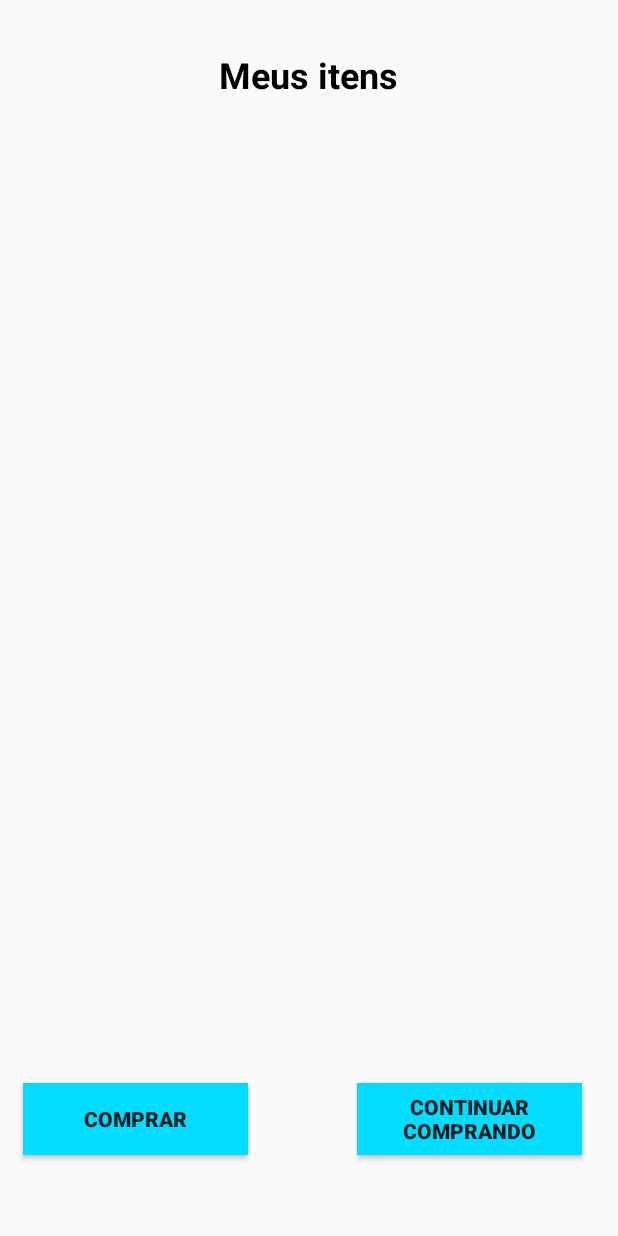
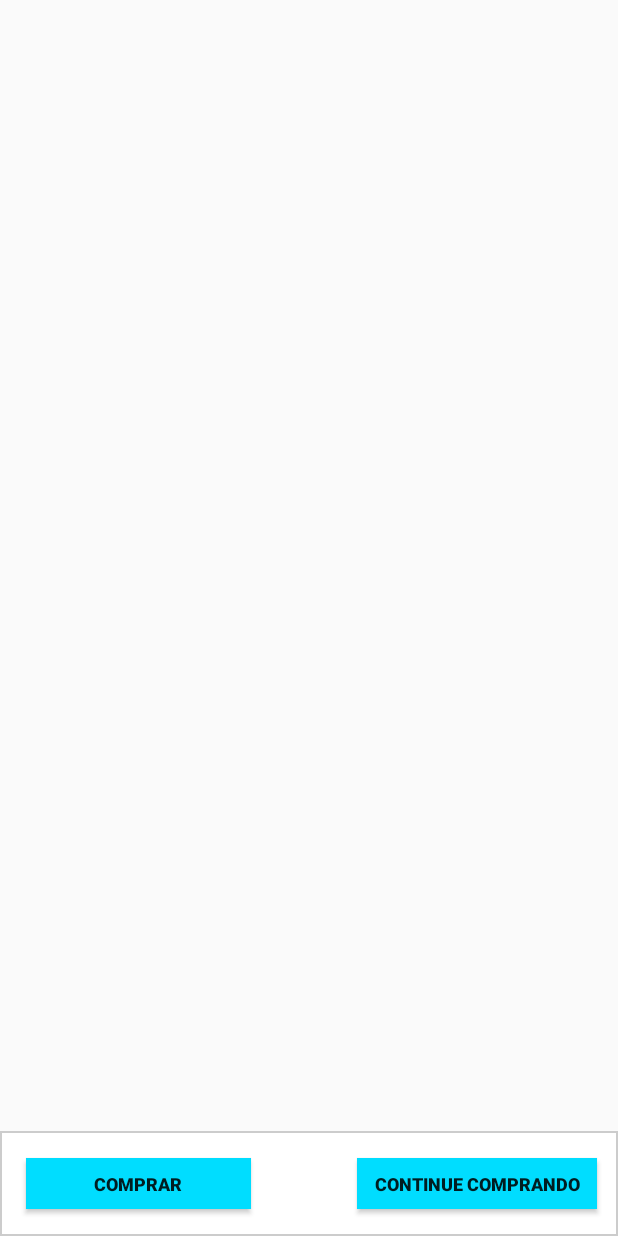
Before and after one commit to URWay/Gandalf-App, an Android app: the Carrinho screen opened directly, with no data from a screen before it, on a phone screen of 412 x 824 dp. Run offline under Robolectric (Android 15) with nearby library versions, the phone set to English and light mode, and no system bars.

Commit message:
Carrinho pop
Algumas melhorias

```diff
--- a/PIQuatro/app/src/main/res/layout/fragment_carrinho.xml
+++ b/PIQuatro/app/src/main/res/layout/fragment_carrinho.xml
@@ -2,53 +2,52 @@
     xmlns:tools="http://schemas.android.com/tools"
     android:layout_width="match_parent"
     android:layout_height="match_parent"
+    android:id="@+id/rl"
     tools:context="com.app.gandalf.piquatro.Carrinho.Carrinho">
-
-    <Button
-        android:id="@+id/btncheckout"
-        android:layout_width="150dp"
-        android:layout_height="wrap_content"
-        android:layout_marginBottom="54dp"
-        android:layout_marginStart="15dp"
-        android:background="@android:color/holo_blue_bright"
-        android:text="Comprar"
-        android:textAlignment="center"
-        android:textStyle="bold"
-        android:layout_alignParentBottom="true"
-        android:layout_alignParentStart="true" />
 
     <ListView
         android:id="@+id/listaCart"
         android:layout_width="match_parent"
         android:layout_height="350dp"
-        android:layout_below="@+id/textView14"
+        android:layout_above="@+id/relativeLayout"
         android:layout_alignParentStart="true"
-        android:layout_marginTop="17dp">
-
+        android:layout_alignParentTop="true">
     </ListView>
 
-    <Button
-        android:id="@+id/btncontinuacompra"
-        android:layout_width="150dp"
-        android:layout_height="wrap_content"
-        android:layout_alignParentEnd="true"
-        android:layout_alignTop="@+id/btncheckout"
-        android:layout_marginEnd="24dp"
-        android:background="@android:color/holo_blue_bright"
-        android:text="Continuar comprando"
-        android:textStyle="bold" />
+    <RelativeLayout
+        android:layout_width="match_parent"
+        android:layout_height="70dp"
+        android:layout_alignParentBottom="true"
+        android:layout_alignParentStart="true"
+        android:id="@+id/relativeLayout"
+        android:background="@layout/my_border">
 
-    <TextView
-        android:id="@+id/textView14"
-        android:layout_width="wrap_content"
-        android:layout_height="wrap_content"
-        android:layout_marginTop="33dp"
-        android:text="Meus itens"
-        android:textColor="@android:color/background_dark"
-        android:textSize="24sp"
-        android:textStyle="bold"
-        android:layout_alignParentTop="true"
-        android:layout_centerHorizontal="true" />
+        <Button
+            android:id="@+id/btncheckout"
+            android:layout_width="150dp"
+            android:layout_height="34dp"
+            android:layout_marginStart="17dp"
+            android:background="@android:color/holo_blue_bright"
+            android:text="Comprar"
+            android:textSize="12sp"
+            android:textAlignment="center"
+            android:textStyle="bold"
+            android:layout_alignTop="@+id/btncontinuacompra"
+            android:layout_alignParentStart="true" />
+
+        <Button
+            android:id="@+id/btncontinuacompra"
+            android:layout_width="160dp"
+            android:layout_height="34dp"
+            android:layout_marginEnd="14dp"
+            android:textSize="12sp"
+            android:background="@android:color/holo_blue_bright"
+            android:text="Continue comprando"
+            android:textStyle="bold"
+            android:layout_centerVertical="true"
+            android:layout_alignParentEnd="true" />
+
+    </RelativeLayout>
 
 
 </RelativeLayout>
--- a/PIQuatro/app/src/main/res/layout/list_item.xml
+++ b/PIQuatro/app/src/main/res/layout/list_item.xml
@@ -14,8 +14,8 @@
 
     <ImageView
         android:id="@+id/delete_btn"
-        android:layout_width="30dp"
-        android:layout_height="30dp"
+        android:layout_width="25dp"
+        android:layout_height="25dp"
         android:layout_centerVertical="true"
         android:layout_alignParentRight="true"
         android:layout_marginRight="5dp"
--- a/PIQuatro/app/src/main/res/values/colors.xml
+++ b/PIQuatro/app/src/main/res/values/colors.xml
@@ -6,4 +6,5 @@
     <item name="visible" type="id"/>
     <item name="masked" type="id"/>
     <color name="black_overlay">#66000000</color>
+    <color name="border_color">#ccc</color>
 </resources>
```
Also changed, not shown: PIQuatro/app/src/main/java/com/app/gandalf/piquatro/Carrinho/FragmentCarrinho.java (+47 -0 lines), PIQuatro/app/src/main/java/com/app/gandalf/piquatro/Carrinho/MyCustomAdapterCarrinho.java (+81 -15 lines), PIQuatro/app/src/main/java/com/app/gandalf/piquatro/models/SharedPreferencesCart.java (+19 -7 lines), PIQuatro/app/src/main/res/layout/activity_carrinho.xml (deleted, +0 -185 lines), PIQuatro/app/src/main/res/layout/my_border.xml (added, +13 -0 lines), PIQuatro/app/src/main/res/layout/popup_window_checkout.xml (added, +57 -0 lines), PIQuatro/app/src/main/res/drawable-hdpi/deleteicon.png.
